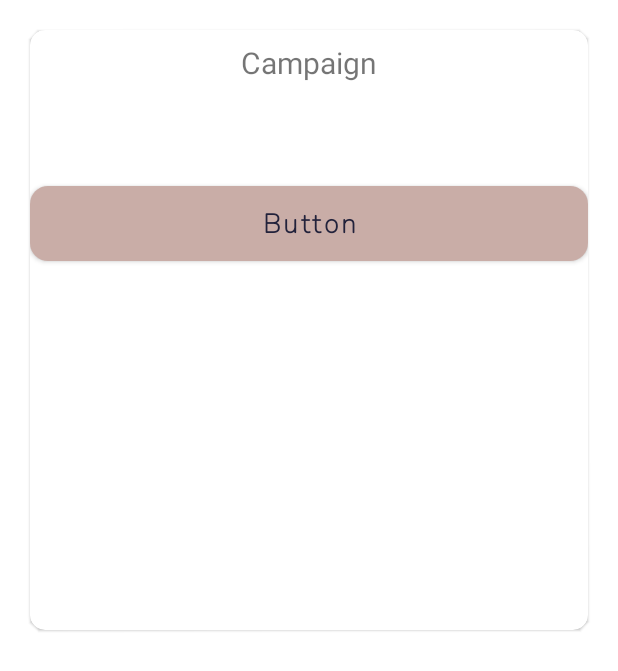
After one commit to ygteker/paperless-pen-and-paper, an Android app: the layout campaign_view.xml on its own in the app's theme, with its tools: preview values and no code run, on a phone screen of 412 x 824 dp. The commit adds this screen. Shown: the top 671 px of the screen. Run offline under Robolectric (Android 15) with nearby library versions, the phone set to English and light mode, and no system bars.

Commit message:
Commit RecyclerView without implementation

```diff
--- a/frontend/app/src/main/java/lmu/msp/frontend/ui/campaign/CampaignFragment.kt
+++ b/frontend/app/src/main/java/lmu/msp/frontend/ui/campaign/CampaignFragment.kt
@@ -8,6 +8,7 @@ import android.widget.TextView
 import androidx.fragment.app.Fragment
 import androidx.lifecycle.Observer
 import androidx.lifecycle.ViewModelProvider
+import androidx.recyclerview.widget.RecyclerView
 import lmu.msp.frontend.databinding.FragmentCampaignBinding
 
 class CampaignFragment : Fragment() {
@@ -18,6 +19,11 @@ class CampaignFragment : Fragment() {
     // This property is only valid between onCreateView and
     // onDestroyView.
     private val binding get() = _binding!!
+
+    private lateinit var newRecyclerView: RecyclerView
+    private lateinit var newArrayList: ArrayList<campaigns>
+    private lateinit var titleStrings : Array<String>
+    private lateinit var campaignIds : Array<String>
 
     override fun onCreateView(
         inflater: LayoutInflater,
--- /dev/null
+++ b/frontend/app/src/main/java/lmu/msp/frontend/ui/campaign/campaigns.kt
@@ -0,0 +1,6 @@
+package lmu.msp.frontend.ui.campaign
+
+data class campaigns(
+    var titleString: String,
+    var campaignId: String
+)
--- /dev/null
+++ b/frontend/app/src/main/res/layout/campaign_view.xml
@@ -0,0 +1,63 @@
+<?xml version="1.0" encoding="utf-8"?>
+<RelativeLayout xmlns:android="http://schemas.android.com/apk/res/android"
+    xmlns:app="http://schemas.android.com/apk/res-auto"
+    android:layout_width="match_parent"
+    android:layout_height="wrap_content">
+
+    <com.google.android.material.card.MaterialCardView
+        android:id="@+id/cardView"
+        android:layout_width="match_parent"
+        android:layout_height="400dp"
+        android:layout_margin="20dp"
+        android:elevation="10dp"
+        app:cardCornerRadius="10dp">
+
+        <LinearLayout
+            android:layout_width="match_parent"
+            android:layout_height="wrap_content"
+            android:orientation="vertical">
+
+            <TextView
+                android:layout_width="match_parent"
+                android:layout_height="wrap_content"
+                android:layout_marginStart="8dp"
+                android:layout_marginTop="8dp"
+                android:layout_marginEnd="8dp"
+                android:text="@string/title_campaign"
+                android:textAlignment="center"
+                android:textSize="20sp">
+
+            </TextView>
+            <TextView
+                android:layout_width="match_parent"
+                android:layout_height="wrap_content"
+                android:layout_marginStart="8dp"
+                android:layout_marginTop="8dp"
+                android:layout_marginEnd="8dp"
+                android:textAlignment="center"
+                android:textSize="20sp"
+                android:id="@+id/title_campaign"
+                >
+
+            </TextView>
+            <TextView
+                android:id="@+id/id_campaign"
+                android:textAlignment="center"
+                android:textSize="20sp"
+                android:layout_width="match_parent"
+                android:layout_height="wrap_content">
+
+            </TextView>
+
+            <Button
+                android:id="@+id/button1"
+                style="@style/buttonTheme"
+                android:layout_width="match_parent"
+                android:layout_height="wrap_content"
+                android:layout_weight="1"
+                android:text="Button" />
+        </LinearLayout>
+        >
+    </com.google.android.material.card.MaterialCardView>
+
+</RelativeLayout>
```
Also changed, not shown: frontend/app/src/main/java/lmu/msp/frontend/ui/campaign/CampaignAdapter.kt (added, +36 -0 lines), frontend/app/src/main/res/layout/fragment_campaign.xml (+10 -2 lines).
